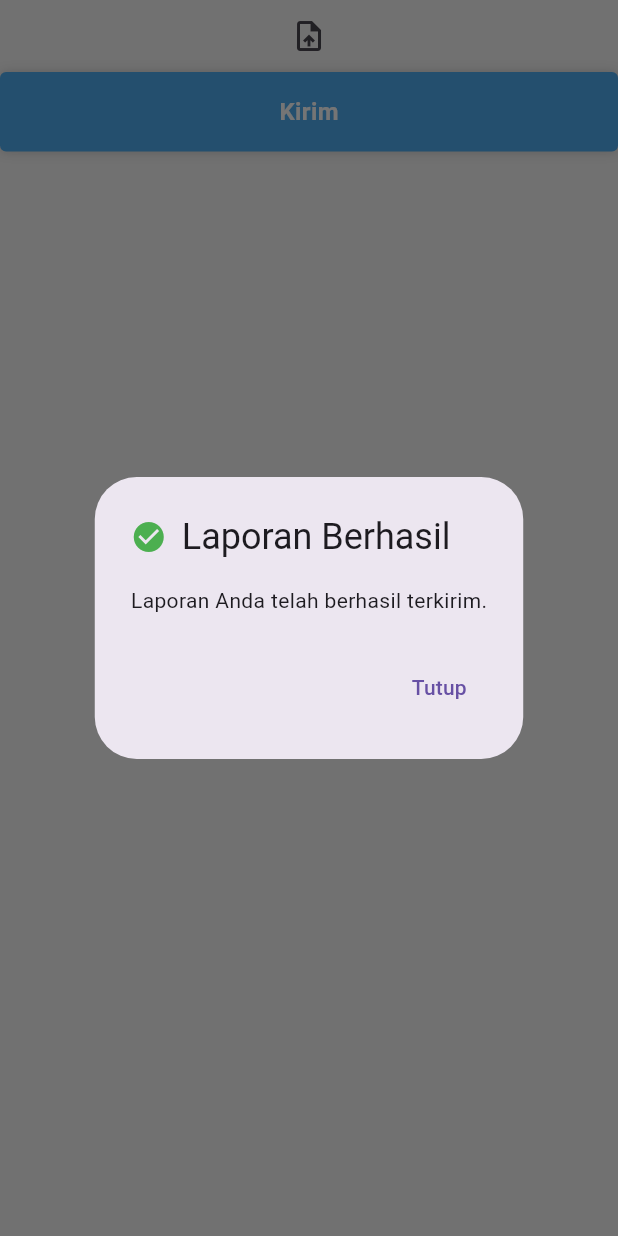
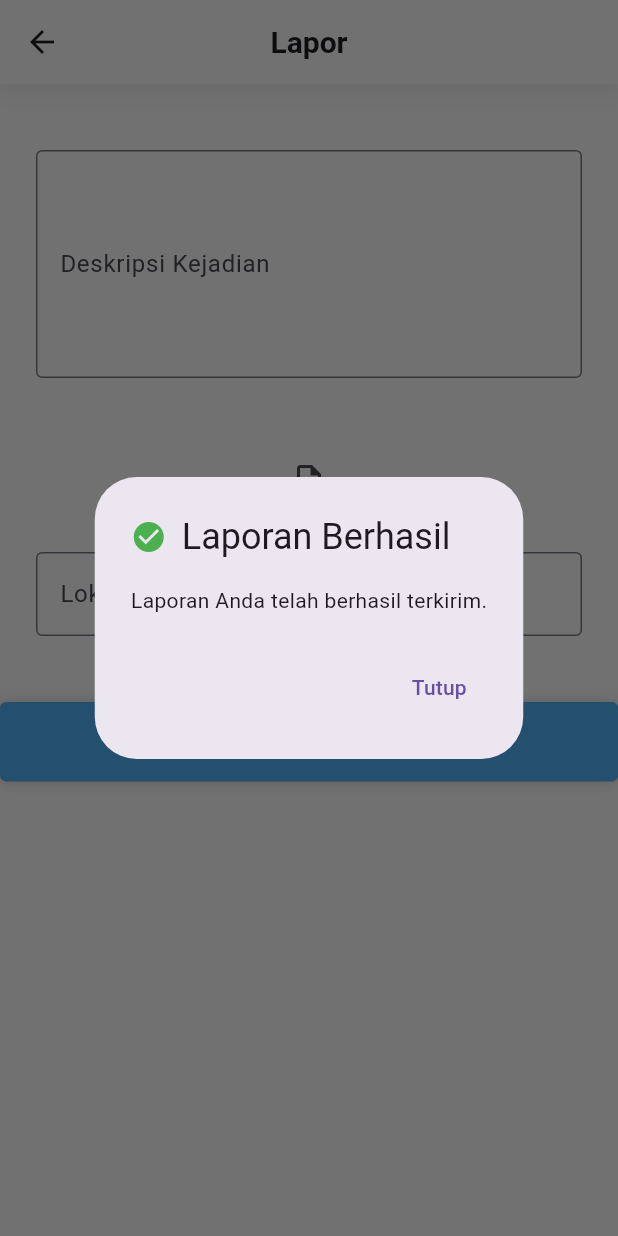
Before and after one commit to Naidleri/bullysafe, a Flutter app: the Lapor2 screen opened directly with empty values, after a tap on "Kirim", on a phone screen of 412 x 824 dp. Run offline on Flutter 3.47's test engine with Material 3 defaults, Android fonts, the phone set to English and light mode, and no system bars; our stand-ins replace cloud_firestore, file_picker, firebase_auth, firebase_core, firebase_storage; accounts and stored records are empty; Roboto replaces fonts that are missing (Poppins).

```diff
--- a/lib/views/features/lapor/lapor2.dart
+++ b/lib/views/features/lapor/lapor2.dart
@@ -45,19 +45,82 @@ class _Lapor2State extends State<Lapor2> {
 
   @override
   Widget build(BuildContext context) {
+    Size size = MediaQuery.of(context).size;
     return Scaffold(
-      body: Column(
+      body: SingleChildScrollView(
+        child: Column(
+          crossAxisAlignment: CrossAxisAlignment.stretch,
           children: [
-          // Widget lainnya ...
+            Container(
+              decoration: BoxDecoration(
+                color: Color(0xFFF6F6F6),
+                boxShadow: [
+                  BoxShadow(
+                    color: Colors.grey.withOpacity(0.15),
+                    spreadRadius: 2,
+                    blurRadius: 8,
+                    offset: Offset(0, 4),
+                  ),
+                ],
+              ),
+              child: AppBar(
+                title: const Text(
+                  "Lapor",
+                  style: TextStyle(
+                    fontWeight: FontWeight.w600,
+                    fontFamily: 'Poppins',
+                    fontSize: 20,
+                  ),
+                ),
+                centerTitle: true,
+                backgroundColor: Color(0xFFF6F6F6),
+                elevation: 0,
+                actions: [
+                  const Padding(
+                    padding: EdgeInsets.only(
+                      right: 25.0,
+                    ),
+                  ),
+                ],
+              ),
+            ),
+            SizedBox(height: 20),
+            Container(
+              width: size.width * 0.9,
+              padding: const EdgeInsets.all(24.0),
+              child: TextField(
+                controller: deskripsiController,
+                decoration: InputDecoration(
+                  labelText: 'Deskripsi Kejadian',
+                  border: OutlineInputBorder(),
+                ),
+                maxLines: 5,
+              ),
+            ),
+            SizedBox(height: 20),
             IconButton(
               icon: Icon(Icons.upload_file),
               onPressed: _pickFile,
             ),
             if (selectedFile != null)
-            Text('File yang dipilih: ${selectedFile!.path}'),
+              Padding(
+                padding: const EdgeInsets.all(8.0),
+                child: Text('File yang dipilih: ${selectedFile!.path}'),
+              ),
+            Container(
+              width: size.width * 0.9,
+              padding: const EdgeInsets.all(24.0),
+              child: TextField(
+                controller: lokasiController,
+                decoration: InputDecoration(
+                  labelText: 'Lokasi Kejadian',
+                  border: OutlineInputBorder(),
+                ),
+              ),
+            ),
+            SizedBox(height: 20),
             InkWell(
               onTap: () async {
-              // Membuat objek Laporan dari data yang dimasukkan pengguna
                 Laporan laporan = Laporan(
                   username: widget.namaPelapor,
                   namaPelapor: widget.namaPelapor,
@@ -70,10 +133,8 @@ class _Lapor2State extends State<Lapor2> {
                   lokasiKejadian: lokasiController.text,
                 );
 
-              // Memanggil metode addLaporan dari viewmodel
                 await _laporViewModel.addLaporan(laporan, selectedFile);
 
-              // Menampilkan dialog sukses
                 showDialog(
                   context: context,
                   builder: (BuildContext context) {
@@ -129,6 +190,7 @@ class _Lapor2State extends State<Lapor2> {
             ),
           ],
         ),
+      ),
     );
   }
 }
```
Also changed, not shown: lib/models/forum.dart (added, +26 -0 lines), lib/viewmodels/forum.dart (added, +26 -0 lines), lib/views/features/forum/addForum.dart (+17 -3 lines). Lines whose indentation alone changed are shown as unchanged.
